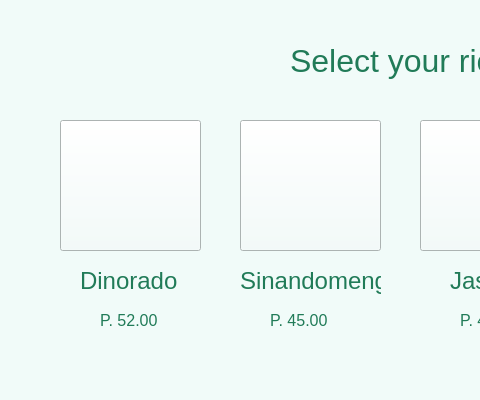
Qt form UI folder/thesisUIform2.ui (Dann-Joseph123/grainMate) before a commit; both pictures show x 0 to 480 and y 0 to 400 of the 800 by 400 pixel window.
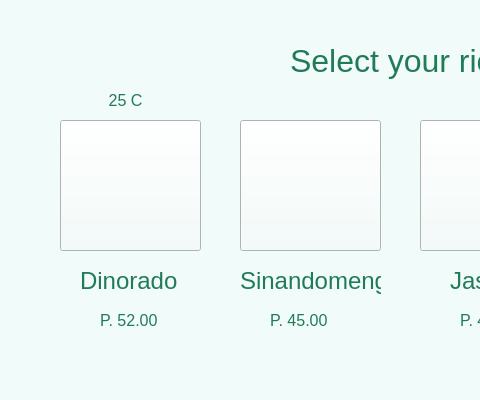
The same form after that commit. Icons and pictures are not drawn.

Diff of the .ui file:
```diff
--- a/UI folder/thesisUIform2.ui
+++ b/UI folder/thesisUIform2.ui
@@ -300,6 +300,30 @@
     </size>
    </property>
   </widget>
+  <widget class="QLabel" name="label_10">
+   <property name="geometry">
+    <rect>
+     <x>100</x>
+     <y>90</y>
+     <width>51</width>
+     <height>21</height>
+    </rect>
+   </property>
+   <property name="font">
+    <font>
+     <pointsize>12</pointsize>
+    </font>
+   </property>
+   <property name="styleSheet">
+    <string notr="true">color: rgb(33, 123, 88);</string>
+   </property>
+   <property name="text">
+    <string>25 C</string>
+   </property>
+   <property name="alignment">
+    <set>Qt::AlignCenter</set>
+   </property>
+  </widget>
  </widget>
  <resources/>
  <connections/>
```
